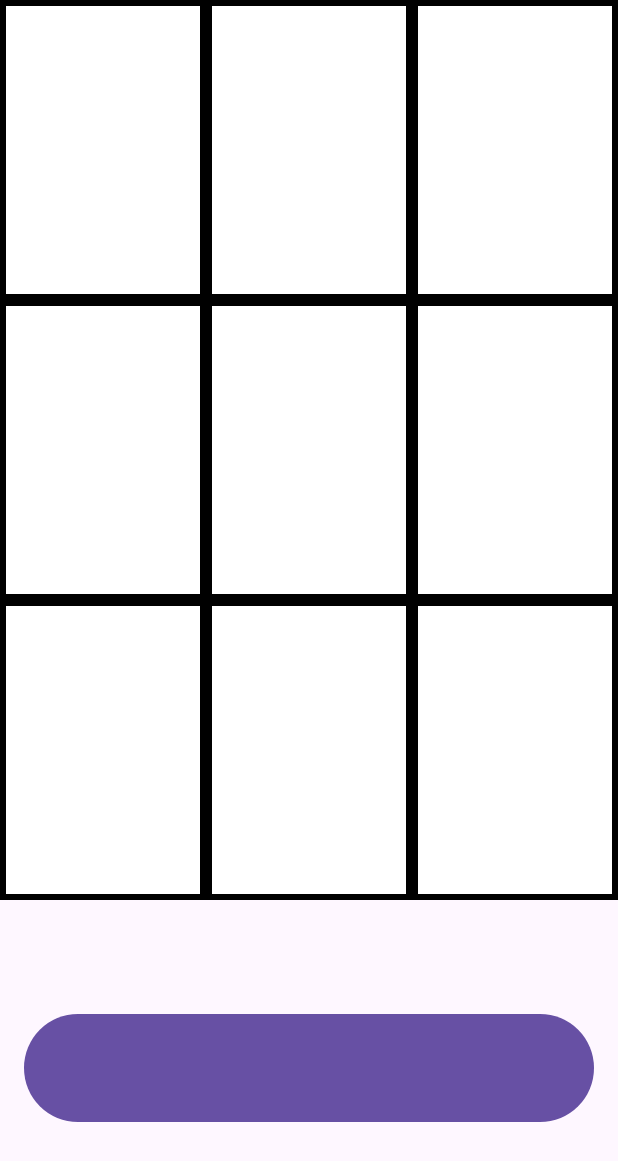
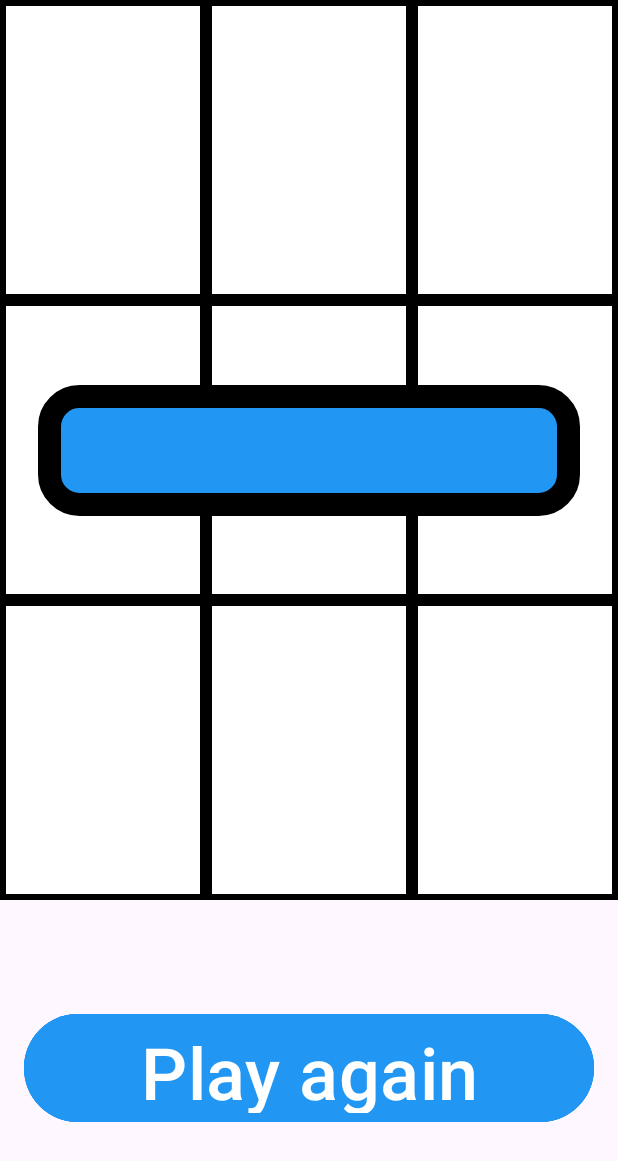
Before and after one commit to RonyL02/android-tic-tac-toe, an Android app: the layout activity_main.xml on its own in the app's theme, with its tools: preview values and no code run, on a phone screen of 412 x 824 dp. Shown: the top 1161 px of the screen. Run offline under Robolectric (Android 15) with nearby library versions, the phone set to English and light mode, and no system bars.

Commit message:
add play again button

```diff
--- a/app/src/main/res/drawable/cell_border.xml
+++ b/app/src/main/res/drawable/cell_border.xml
@@ -2,4 +2,5 @@
 <shape xmlns:android="http://schemas.android.com/apk/res/android">
     <solid android:color="#FFFFFF" />
     <stroke android:width="4dp" android:color="#000000" />
+
 </shape>
--- /dev/null
+++ b/app/src/main/res/drawable/rounded_background.xml
@@ -0,0 +1,7 @@
+<?xml version="1.0" encoding="utf-8"?>
+<shape xmlns:android="http://schemas.android.com/apk/res/android"
+    ><solid android:color="#2196F3"/>
+    <corners android:radius="20dp" />
+    <stroke android:color="@color/black" android:width="15dp"/>
+
+</shape>
--- a/app/src/main/res/layout/activity_main.xml
+++ b/app/src/main/res/layout/activity_main.xml
@@ -14,6 +14,7 @@
         android:columnCount="3"
         android:rowCount="3"
         app:layout_constraintEnd_toEndOf="parent"
+        app:layout_constraintHorizontal_bias="0.0"
         app:layout_constraintStart_toStartOf="parent"
         app:layout_constraintTop_toTopOf="parent">
 
@@ -45,9 +46,41 @@
         android:textAlignment="center"
         android:textFontWeight="@integer/material_motion_duration_medium_2"
         android:textSize="48sp"
+        android:backgroundTint="#2196F3"
         app:layout_constraintBottom_toBottomOf="parent"
         app:layout_constraintEnd_toEndOf="parent"
         app:layout_constraintStart_toStartOf="parent"
         app:layout_constraintTop_toBottomOf="@+id/grid" />
 
+    <TextView
+        android:id="@+id/endGameText"
+        android:layout_width="361dp"
+        android:layout_height="87dp"
+        android:textColor="#FFFFFF"
+        android:textSize="50sp"
+        android:background="@drawable/rounded_background"
+        android:textStyle="bold"
+        android:gravity="center"
+        app:layout_constraintBottom_toBottomOf="@+id/grid"
+        app:layout_constraintEnd_toEndOf="parent"
+        app:layout_constraintStart_toStartOf="parent"
+        app:layout_constraintTop_toTopOf="@+id/grid" />
+
+    <Button
+        android:id="@+id/playAgain"
+        android:layout_width="380dp"
+        android:layout_height="80dp"
+        android:gravity="center"
+        android:textAlignment="center"
+        android:textFontWeight="@integer/material_motion_duration_medium_2"
+        android:textSize="48sp"
+        android:text="@string/play_again"
+        android:backgroundTint="#2196F3"
+        app:layout_constraintBottom_toBottomOf="parent"
+        app:layout_constraintEnd_toEndOf="parent"
+        app:layout_constraintStart_toStartOf="parent"
+        app:layout_constraintTop_toBottomOf="@+id/grid" />
+
+
+
 </androidx.constraintlayout.widget.ConstraintLayout>
--- a/app/src/main/res/values/strings.xml
+++ b/app/src/main/res/values/strings.xml
@@ -1,4 +1,5 @@
 <resources>
     <string name="app_name">android-tic-tac-toe</string>
     <string name="player_turn">%1$s play</string>
+    <string name="play_again">Play again</string>
 </resources>
```
Also changed, not shown: app/src/main/java/com/example/android_tic_tac_toe/MainActivity.kt (+20 -16 lines).
